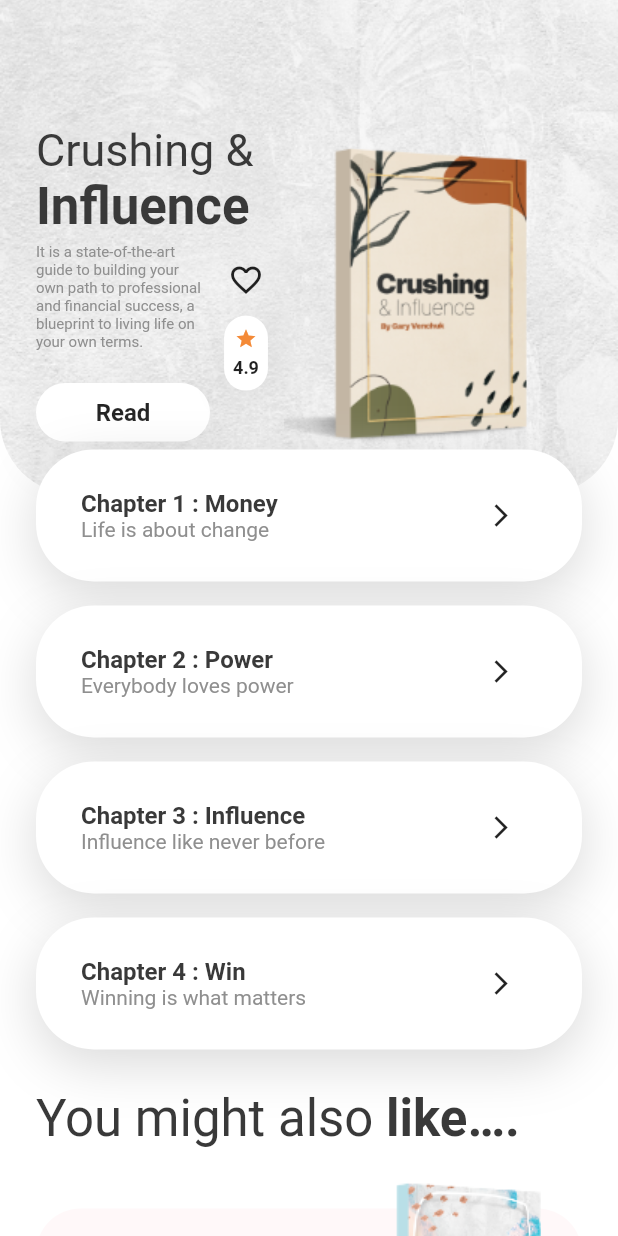
After one commit to sergiuwaxmann/book-app, a Flutter app: the DetailsScreen screen opened directly, on a phone screen of 412 x 824 dp. The commit adds this screen. Run offline on Flutter 3.47's test engine with Material 2 defaults, Android fonts, the phone set to English and light mode, and no system bars.

Commit message:
Details screen

```diff
--- /dev/null
+++ b/lib/screens/details.dart
@@ -0,0 +1,351 @@
+import 'package:flutter/material.dart';
+import 'package:bookapp/constant.dart';
+import 'package:bookapp/widgets/book_rating.dart';
+import 'package:bookapp/widgets/rounded_button.dart';
+
+class DetailsScreen extends StatelessWidget {
+  @override
+  Widget build(BuildContext context) {
+    var size = MediaQuery.of(context).size;
+    return Scaffold(
+      body: SingleChildScrollView(
+        child: Column(
+          crossAxisAlignment: CrossAxisAlignment.start,
+          children: <Widget>[
+            Stack(
+              alignment: Alignment.topCenter,
+              children: <Widget>[
+                Container(
+                  width: double.infinity,
+                  height: size.height * .4,
+                  decoration: BoxDecoration(
+                    image: DecorationImage(
+                      image: AssetImage('assets/images/bg.png'),
+                      fit: BoxFit.fitWidth,
+                    ),
+                    borderRadius: BorderRadius.only(
+                      bottomLeft: Radius.circular(50),
+                      bottomRight: Radius.circular(50),
+                    ),
+                  ),
+                  child: Padding(
+                    padding: EdgeInsets.symmetric(
+                      horizontal: 24,
+                    ),
+                    child: Column(
+                      children: <Widget>[
+                        SizedBox(
+                          height: size.height * .1,
+                        ),
+                        BookInfo(),
+                      ],
+                    ),
+                  ),
+                ),
+                Padding(
+                  padding: EdgeInsets.only(
+                    top: size.height * .4 - 30,
+                  ),
+                  child: Column(
+                    crossAxisAlignment: CrossAxisAlignment.start,
+                    children: <Widget>[
+                      ChapterCard(
+                        title: 'Money',
+                        description: 'Life is about change',
+                        chapterNumber: 1,
+                        onTap: () {},
+                      ),
+                      ChapterCard(
+                        title: 'Power',
+                        description: 'Everybody loves power',
+                        chapterNumber: 2,
+                        onTap: () {},
+                      ),
+                      ChapterCard(
+                        title: 'Influence',
+                        description: 'Influence like never before',
+                        chapterNumber: 3,
+                        onTap: () {},
+                      ),
+                      ChapterCard(
+                        title: 'Win',
+                        description: 'Winning is what matters',
+                        chapterNumber: 4,
+                        onTap: () {},
+                      ),
+                      SizedBox(
+                        height: 10,
+                      ),
+                    ],
+                  ),
+                ),
+              ],
+            ),
+            Padding(
+              padding: EdgeInsets.symmetric(
+                horizontal: 24,
+              ),
+              child: Column(
+                crossAxisAlignment: CrossAxisAlignment.start,
+                children: <Widget>[
+                  RichText(
+                    text: TextSpan(
+                      // ignore: deprecated_member_use
+                      style: Theme.of(context).textTheme.display1,
+                      children: [
+                        TextSpan(
+                          text: 'You might also ',
+                        ),
+                        TextSpan(
+                          text: 'like….',
+                          style: TextStyle(
+                            fontWeight: FontWeight.bold,
+                          ),
+                        ),
+                      ],
+                    ),
+                  ),
+                  SizedBox(
+                    height: 20,
+                  ),
+                  Stack(
+                    children: <Widget>[
+                      Container(
+                        width: double.infinity,
+                        height: 180,
+                      ),
+                      Positioned(
+                        left: 0,
+                        right: 0,
+                        bottom: 0,
+                        child: Container(
+                          width: double.infinity,
+                          height: 160,
+                          padding: EdgeInsets.only(
+                            left: 24,
+                            right: 150,
+                            top: 24,
+                          ),
+                          decoration: BoxDecoration(
+                            color: Color(0xFFFFF8F9),
+                            borderRadius: BorderRadius.circular(30),
+                          ),
+                          child: Column(
+                            crossAxisAlignment: CrossAxisAlignment.start,
+                            children: <Widget>[
+                              RichText(
+                                text: TextSpan(
+                                  style: TextStyle(
+                                    color: kBlackColor,
+                                  ),
+                                  children: [
+                                    TextSpan(
+                                      text: 'How To Win\nFriends & Influence\n',
+                                      style: TextStyle(
+                                        fontSize: 20,
+                                      ),
+                                    ),
+                                    TextSpan(
+                                      text: 'Gary Venchuk',
+                                      style: TextStyle(
+                                        color: kLightBlackColor,
+                                      ),
+                                    ),
+                                  ],
+                                ),
+                              ),
+                              Row(
+                                children: <Widget>[
+                                  BookRating(
+                                    rating: 4.9,
+                                  ),
+                                  SizedBox(
+                                    width: 20,
+                                  ),
+                                  Expanded(
+                                    child: RoundedButton(
+                                      text: 'Read',
+                                      verticalPadding: 10,
+                                    ),
+                                  ),
+                                ],
+                              ),
+                            ],
+                          ),
+                        ),
+                      ),
+                      Positioned(
+                        right: 0,
+                        top: 0,
+                        child: Image.asset(
+                          'assets/images/book-3.png',
+                          width: 150,
+                        ),
+                      ),
+                    ],
+                  ),
+                ],
+              ),
+            ),
+            SizedBox(
+              height: 40,
+            ),
+          ],
+        ),
+      ),
+    );
+  }
+}
+
+class ChapterCard extends StatelessWidget {
+  final String title;
+  final String description;
+  final int chapterNumber;
+  final Function onTap;
+  const ChapterCard({
+    Key key,
+    this.title,
+    this.description,
+    this.chapterNumber,
+    this.onTap,
+  }) : super(key: key);
+
+  @override
+  Widget build(BuildContext context) {
+    var size = MediaQuery.of(context).size;
+    return Container(
+      width: size.width - 48,
+      margin: EdgeInsets.only(
+        bottom: 16,
+      ),
+      padding: EdgeInsets.symmetric(
+        horizontal: 30,
+        vertical: 20,
+      ),
+      decoration: BoxDecoration(
+        color: Colors.white,
+        borderRadius: BorderRadius.circular(38.5),
+        boxShadow: [
+          BoxShadow(
+            color: kShadowColor,
+            offset: Offset(0, 10),
+            blurRadius: 30,
+          ),
+        ],
+      ),
+      child: Row(
+        children: <Widget>[
+          RichText(
+            text: TextSpan(
+              children: [
+                TextSpan(
+                  text: 'Chapter $chapterNumber : $title\n',
+                  style: TextStyle(
+                    fontSize: 16,
+                    fontWeight: FontWeight.bold,
+                    color: kBlackColor,
+                  ),
+                ),
+                TextSpan(
+                  text: description,
+                  style: TextStyle(
+                    color: kLightBlackColor,
+                  ),
+                ),
+              ],
+            ),
+          ),
+          Spacer(),
+          IconButton(
+            icon: Icon(
+              Icons.arrow_forward_ios,
+              size: 18,
+            ),
+            onPressed: onTap,
+          ),
+        ],
+      ),
+    );
+  }
+}
+
+class BookInfo extends StatelessWidget {
+  const BookInfo({
+    Key key,
+  }) : super(key: key);
+
+  @override
+  Widget build(BuildContext context) {
+    return Row(
+      //crossAxisAlignment: CrossAxisAlignment.start,
+      children: <Widget>[
+        Expanded(
+          child: Column(
+            crossAxisAlignment: CrossAxisAlignment.start,
+            children: <Widget>[
+              // ignore: deprecated_member_use
+              Text(
+                'Crushing &',
+                style: Theme.of(context).textTheme.display1.copyWith(
+                      fontSize: 30,
+                    ),
+              ),
+              // ignore: deprecated_member_use
+              Text(
+                'Influence',
+                style: Theme.of(context).textTheme.display1.copyWith(
+                      fontWeight: FontWeight.bold,
+                    ),
+              ),
+              SizedBox(
+                height: 5,
+              ),
+              Row(
+                crossAxisAlignment: CrossAxisAlignment.start,
+                children: <Widget>[
+                  Expanded(
+                    child: Column(
+                      children: <Widget>[
+                        Text(
+                          'It is a state-of-the-art guide to building your own path to professional and financial success, a blueprint to living life on your own terms.',
+                          style: TextStyle(
+                            fontSize: 10,
+                            color: kLightBlackColor,
+                          ),
+                          //maxLines: 5,
+                          //overflow: TextOverflow.ellipsis,
+                        ),
+                        SizedBox(
+                          height: 5,
+                        ),
+                        RoundedButton(
+                          text: 'Read',
+                          verticalPadding: 10,
+                        ),
+                      ],
+                    ),
+                  ),
+                  Column(
+                    children: <Widget>[
+                      IconButton(
+                        icon: Icon(Icons.favorite_border),
+                        onPressed: () {},
+                      ),
+                      BookRating(
+                        rating: 4.9,
+                      ),
+                    ],
+                  ),
+                ],
+              ),
+            ],
+          ),
+        ),
+        Image.asset(
+          'assets/images/book-1.png',
+          height: 200,
+        ),
+      ],
+    );
+  }
+}
--- a/lib/screens/home.dart
+++ b/lib/screens/home.dart
@@ -1,8 +1,9 @@
-import 'package:bookapp/widgets/book_rating.dart';
-import 'package:bookapp/widgets/two_side_rounded_button.dart';
 import 'package:flutter/material.dart';
 import 'package:bookapp/constant.dart';
 import 'package:bookapp/widgets/reading_list_card.dart';
+import 'package:bookapp/widgets/book_rating.dart';
+import 'package:bookapp/widgets/two_side_rounded_button.dart';
+import 'package:bookapp/screens/details.dart';
 
 class HomeScreen extends StatelessWidget {
   @override
@@ -60,6 +61,14 @@ class HomeScreen extends StatelessWidget {
                           title: 'Crushing & Influence',
                           author: 'Gary Venchuk',
                           rating: 4.9,
+                          onTapDetails: () {
+                            Navigator.push(
+                              context,
+                              MaterialPageRoute(builder: (context) {
+                                return DetailsScreen();
+                              }),
+                            );
+                          },
                         ),
                         ReadingListCard(
                           image: 'assets/images/book-2.png',
```
